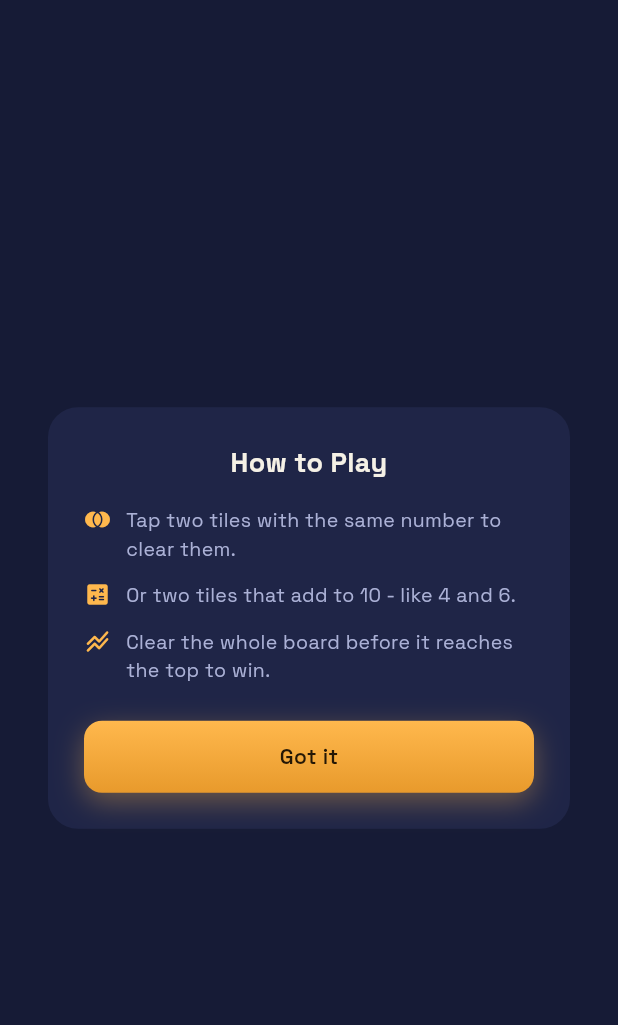
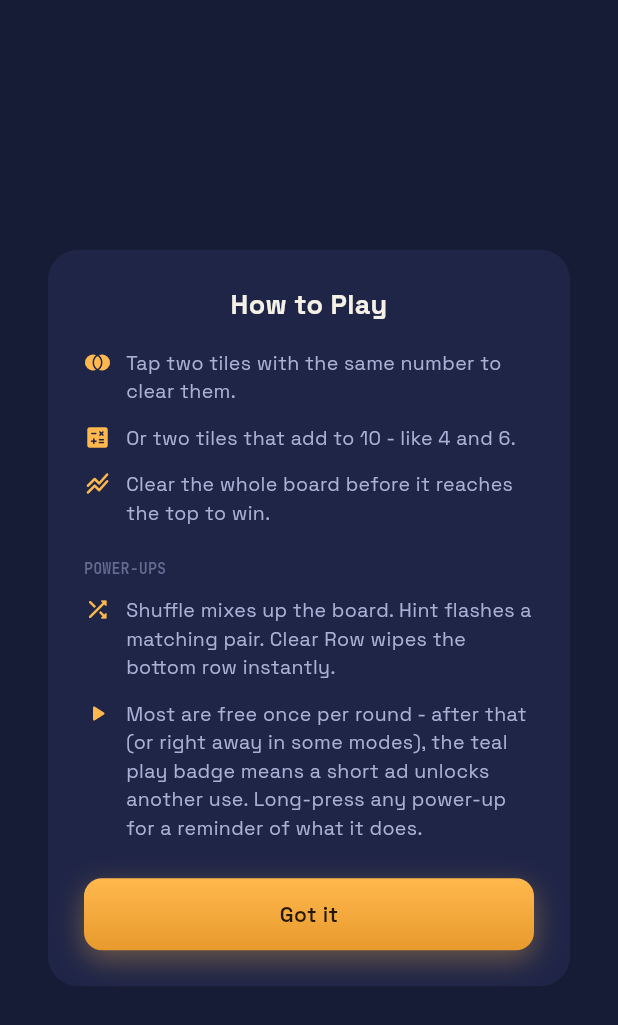
Before and after one commit to himanshugupta0007/adroma-numberama-game, a Flutter app: the HowToPlayDialog widget shown alone on an empty page, opened directly with empty values, on a phone screen of 412 x 824 dp. Shown: the top 1025 px of the screen. Run offline on Flutter 3.47's test engine with Material 3 defaults, Android fonts, the phone set to English and light mode, and no system bars; our stand-ins replace audioplayers, confetti, firebase_analytics, firebase_core, flutter_local_notifications, flutter_riverpod and 9 more; missing offline and left inert: flame; accounts and stored records are empty.

```diff
--- a/lib/ui/gameplay/how_to_play_dialog.dart
+++ b/lib/ui/gameplay/how_to_play_dialog.dart
@@ -40,6 +40,25 @@ class HowToPlayDialog extends StatelessWidget {
             icon: Icons.stacked_line_chart_rounded,
             text: 'Clear the whole board before it reaches the top to win.',
           ),
+          const SizedBox(height: 20),
+          Text(
+            'POWER-UPS',
+            style: AppTextStyles.caption,
+          ),
+          const SizedBox(height: 12),
+          const _Rule(
+            icon: Icons.shuffle_rounded,
+            text: 'Shuffle mixes up the board. Hint flashes a matching pair. '
+                'Clear Row wipes the bottom row instantly.',
+          ),
+          const SizedBox(height: 12),
+          const _Rule(
+            icon: Icons.play_arrow_rounded,
+            text: 'Most are free once per round - after that (or right away '
+                'in some modes), the teal play badge means a short ad '
+                'unlocks another use. Long-press any power-up for a '
+                'reminder of what it does.',
+          ),
           const SizedBox(height: 24),
           GradientButton(label: 'Got it', onPressed: onDismiss),
         ],
--- a/lib/ui/gameplay/power_bar.dart
+++ b/lib/ui/gameplay/power_bar.dart
@@ -130,6 +130,8 @@ class _PowerBarState extends ConsumerState<PowerBar> {
         children: [
           _PowerSlot(
             icon: Icons.shuffle_rounded,
+            label: 'Shuffle',
+            description: 'Mixes up every number on the board.',
             count: shuffleAvailable ? 1 : null,
             adGated: !shuffleAvailable,
             onTap: handleShuffleTap,
@@ -138,6 +140,8 @@ class _PowerBarState extends ConsumerState<PowerBar> {
           const SizedBox(width: 16),
           _PowerSlot(
             icon: Icons.lightbulb_outline_rounded,
+            label: 'Hint',
+            description: 'Flashes one matching pair on the board.',
             count: hintAvailable ? 1 : null,
             adGated: !hintAvailable,
             onTap: handleHintTap,
@@ -146,6 +150,8 @@ class _PowerBarState extends ConsumerState<PowerBar> {
           const SizedBox(width: 16),
           _PowerSlot(
             icon: Icons.delete_sweep_rounded,
+            label: 'Clear Row',
+            description: 'Instantly clears the bottom row.',
             count: clearRowAvailable ? 1 : null,
             adGated: !clearRowAvailable,
             onTap: handleClearRowTap,
@@ -160,6 +166,8 @@ class _PowerBarState extends ConsumerState<PowerBar> {
 class _PowerSlot extends StatefulWidget {
   const _PowerSlot({
     required this.icon,
+    required this.label,
+    required this.description,
     this.count,
     this.adGated = false,
     this.onTap,
@@ -167,6 +175,15 @@ class _PowerSlot extends StatefulWidget {
   });
 
   final IconData icon;
+
+  /// Short caption drawn under the icon at all times - a player shouldn't
+  /// have to discover what a slot does through trial and error.
+  final String label;
+
+  /// What this power-up actually does, shown in the long-press tooltip
+  /// alongside the current free/ad-gated status (see [_PowerSlotState]).
+  final String description;
+
   final int? count;
   final bool adGated;
 
@@ -227,10 +244,30 @@ class _PowerSlotState extends State<_PowerSlot>
     super.dispose();
   }
 
+  /// Appends the slot's current free/ad-gated status to its description, so
+  /// the long-press tooltip answers "what does this do" and "why does it
+  /// look like that right now" in one message instead of two.
+  String get _tooltipMessage {
+    final status = widget.count != null
+        ? 'Free to use.'
+        : widget.adGated
+            ? 'Watch a short ad to use it.'
+            : '';
+    return status.isEmpty
+        ? widget.description
+        : '${widget.description} $status';
+  }
+
   @override
   Widget build(BuildContext context) {
     final inert = widget.count == null && !widget.adGated;
-    return ScaleTransition(
+    return Tooltip(
+      message: _tooltipMessage,
+      triggerMode: TooltipTriggerMode.longPress,
+      child: Column(
+        mainAxisSize: MainAxisSize.min,
+        children: [
+          ScaleTransition(
             scale: _scale,
             child: SizedBox(
               width: 44,
@@ -264,8 +301,8 @@ class _PowerSlotState extends State<_PowerSlot>
                       bottom: -6,
                       right: -6,
                       child: Container(
-                  padding:
-                      const EdgeInsets.symmetric(horizontal: 5, vertical: 1),
+                        padding: const EdgeInsets.symmetric(
+                            horizontal: 5, vertical: 1),
                         decoration: BoxDecoration(
                           color: AppColors.bgNavy,
                           borderRadius: BorderRadius.circular(999),
@@ -273,7 +310,8 @@ class _PowerSlotState extends State<_PowerSlot>
                         ),
                         child: Text(
                           '${widget.count}',
-                    style: AppTextStyles.mono(9, color: AppColors.textMid),
+                          style:
+                              AppTextStyles.mono(9, color: AppColors.textMid),
                         ),
                       ),
                     ),
@@ -296,6 +334,11 @@ class _PowerSlotState extends State<_PowerSlot>
                 ],
               ),
             ),
+          ),
+          const SizedBox(height: 4),
+          Text(widget.label, style: AppTextStyles.caption),
+        ],
+      ),
     );
   }
 }
```
Lines whose indentation alone changed are shown as unchanged.
